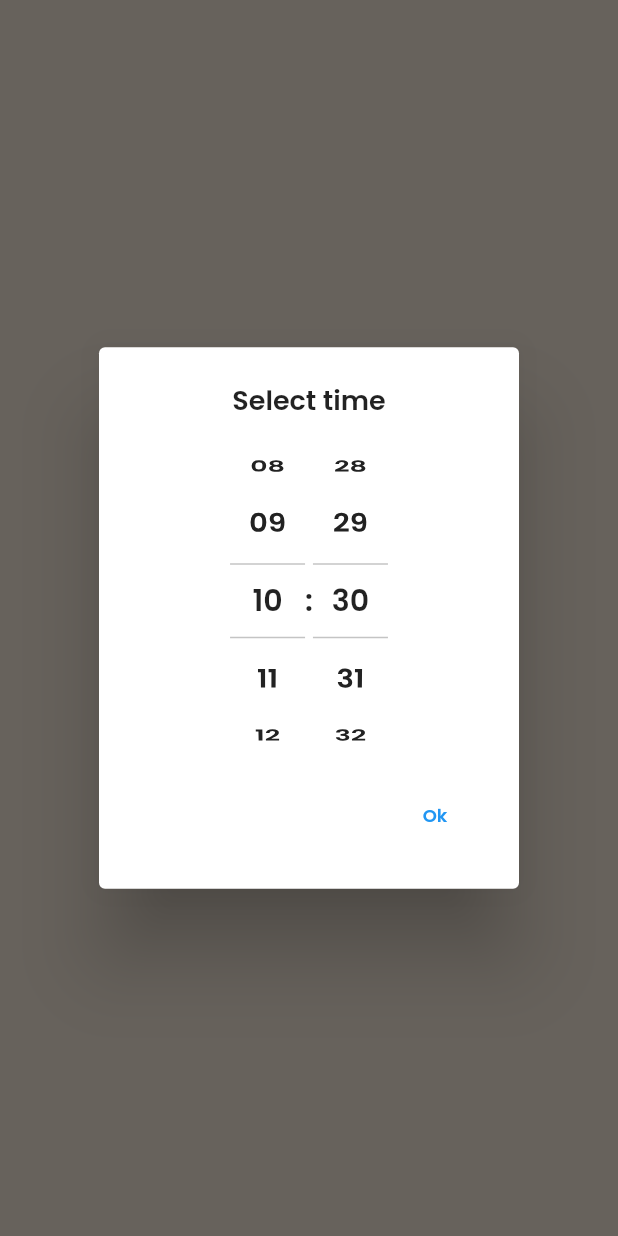
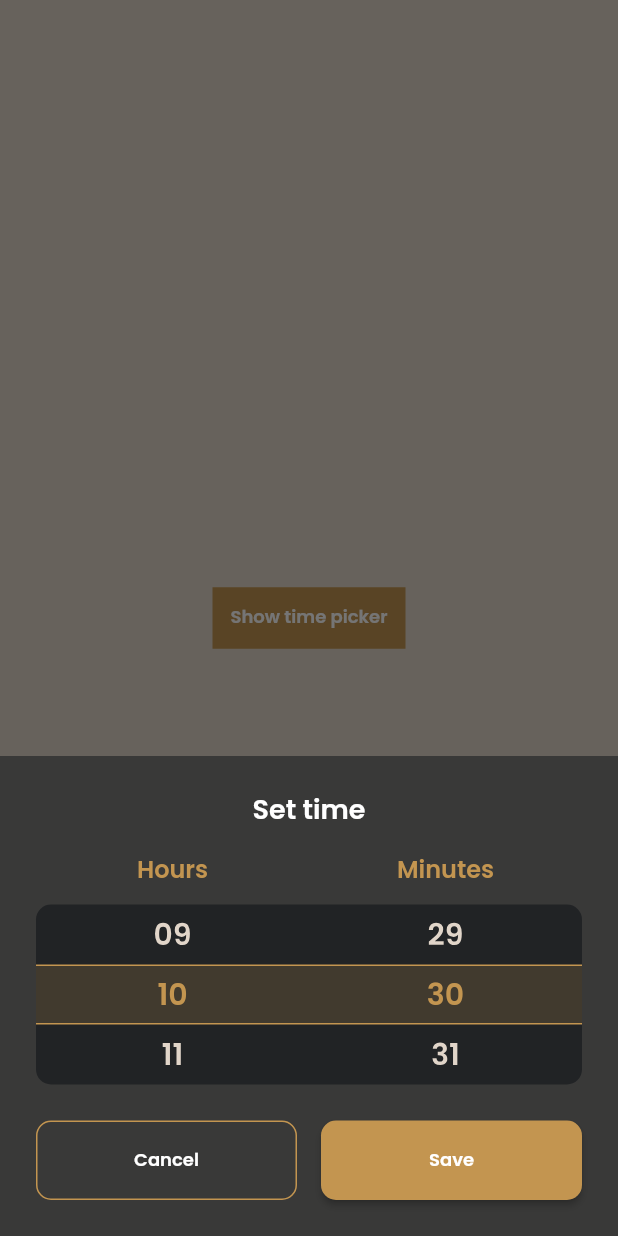
Before and after one commit to raichibald/ddd_base_project, a Flutter app: the screen it shows after launch, after a tap on "Show time picker", on a phone screen of 412 x 824 dp. Run offline on Flutter 3.47's test engine with Material 2 defaults, Android fonts, the phone set to English and light mode, and no system bars; our stand-ins replace equatable.

Commit message:
CHIL-511 Updated design to match figma

```diff
--- a/lib/home/widget/home_page.dart
+++ b/lib/home/widget/home_page.dart
@@ -43,22 +43,18 @@ class HomePage extends StatelessWidget {
 
   Future<void> _openTimePicker(BuildContext context) async {
     final theme = AppTheme.of(context);
+    final color = theme.color;
     final typography = theme.typography;
 
-    await showDialog(
+    await showModalBottomSheet(
       context: context,
-      builder: (BuildContext context) => AlertDialog(
-        title: Text(
-          "Select time",
-          textAlign: TextAlign.center,
-          style: typography.headline1,
-        ),
-        content: TimePicker(
-          onTimeSelected: (int hour, int minute) {
-            print("Hour: $hour");
-            print("Minute: $minute");
-          },
-        ),
+      backgroundColor: color.darkGrey.withOpacity(0.65),
+      useSafeArea: true,
+      builder: (BuildContext context) => TimePicker(
+        onTimeSelected: (int hour, int minute) {
+          print("Hour: $hour");
+          print("Minute: $minute");
+        },
       ),
     );
   }
--- a/lib/home/widget/time_picker.dart
+++ b/lib/home/widget/time_picker.dart
@@ -31,42 +31,119 @@ class _TimePickerState extends State<TimePicker> {
   @override
   Widget build(BuildContext context) {
     final theme = AppTheme.of(context);
+    final color = theme.color;
     final typography = theme.typography;
-    return Column(
+
+    return Container(
+      padding: const EdgeInsets.all(24),
+      child: Column(
         mainAxisSize: MainAxisSize.min,
         children: [
+          Text(
+            "Set time",
+            style: typography.headline1.copyWith(color: color.white),
+          ),
+          const SizedBox(height: 16),
           Row(
-          mainAxisAlignment: MainAxisAlignment.center,
+            mainAxisAlignment: MainAxisAlignment.spaceAround,
             children: [
-            _TimeSelector(
+              Expanded(
+                child: Text(
+                  "Hours",
+                  style: typography.headline2.copyWith(color: color.gold),
+                  textAlign: TextAlign.center,
+                ),
+              ),
+              Expanded(
+                child: Text(
+                  "Minutes",
+                  style: typography.headline2.copyWith(color: color.gold),
+                  textAlign: TextAlign.center,
+                ),
+              ),
+            ],
+          ),
+          const SizedBox(height: 12),
+          Container(
+            height: 120,
+            decoration: BoxDecoration(
+              color: color.darkGrey,
+              borderRadius: BorderRadius.circular(10),
+            ),
+            child: Row(
+              mainAxisAlignment: MainAxisAlignment.spaceEvenly,
+              children: [
+                Expanded(
+                  child: _TimeSelector(
                     onChanged: _setSelectedHour,
                     maxValue: 23,
                     initialValue: currentHour,
                   ),
-            Text(
-              ":",
-              style: typography.numbers,
                 ),
-            _TimeSelector(
+                Expanded(
+                  child: _TimeSelector(
                     onChanged: _setSelectedMinute,
                     maxValue: 59,
                     initialValue: currentMinute,
                   ),
+                ),
               ],
             ),
-        const SizedBox(height: 20),
-        Align(
-          alignment: Alignment.centerRight,
-          child: TextButton(
-            onPressed: () {
-              widget.onTimeSelected(selectedHour, selectedMinute);
-              Navigator.of(context).pop();
-            },
-            child: Text("Ok", style: typography.button),
+          ),
+          const SizedBox(height: 24),
+          Row(
+            children: [
+              Expanded(
+                child: OutlinedButton(
+                  onPressed: () => Navigator.of(context).pop(),
+                  style: OutlinedButton.styleFrom(
+                    side: BorderSide(color: color.gold),
+                    //Add border radius
+                    shape: RoundedRectangleBorder(
+                      borderRadius: BorderRadius.circular(10),
+                    ),
+                    padding: const EdgeInsets.symmetric(vertical: 18),
+                  ),
+                  child: Text(
+                    "Cancel",
+                    style: typography.button.copyWith(
+                      color: color.white,
+                    ),
+                  ),
+                ),
+              ),
+              const SizedBox(width: 16),
+              Expanded(
+                child: ElevatedButton(
+                  onPressed: selectedHour != 0 || selectedMinute != 0
+                      ? _savePressed
+                      : null,
+                  style: ElevatedButton.styleFrom(
+                    backgroundColor: color.gold,
+                    disabledBackgroundColor: color.goldDisabled,
+                    shape: RoundedRectangleBorder(
+                      borderRadius: BorderRadius.circular(10),
+                    ),
+                    padding: const EdgeInsets.symmetric(vertical: 18),
+                  ),
+                  child: Text(
+                    "Save",
+                    style: typography.button.copyWith(
+                      color: color.white,
+                    ),
+                  ),
                 ),
               ),
             ],
+          )
+        ],
+      ),
     );
+  }
+
+  void _savePressed() {
+    widget.onTimeSelected(selectedHour, selectedMinute);
+    Navigator.of(context).pop();
   }
 
   void _setSelectedHour(int hour) {
@@ -78,7 +155,7 @@ class _TimePickerState extends State<TimePicker> {
   }
 }
 
-class _TimeSelector extends StatelessWidget {
+class _TimeSelector extends StatefulWidget {
   final void Function(int) onChanged;
   final int minValue;
   final int maxValue;
@@ -92,38 +169,51 @@ class _TimeSelector extends StatelessWidget {
   });
 
   @override
+  State<_TimeSelector> createState() => _TimeSelectorState();
+}
+
+class _TimeSelectorState extends State<_TimeSelector> {
+  int selectedValue = 0;
+
+  @override
+  void initState() {
+    super.initState();
+    selectedValue = widget.initialValue;
+  }
+
+  @override
   Widget build(BuildContext context) {
     final theme = AppTheme.of(context);
     final typography = theme.typography;
     final color = theme.color;
     return Stack(
       children: [
-        SizedBox(
-          height: 200,
-          width: 50,
-          child: ListWheelScrollView.useDelegate(
+        ListWheelScrollView.useDelegate(
           physics: const FixedExtentScrollPhysics(),
-            itemExtent: 50,
-            diameterRatio: 1.5,
+          itemExtent: 40,
+          diameterRatio: 100,
           onSelectedItemChanged: (value) {
-              final selectedValue = (value + initialValue) % (maxValue + 1);
-              onChanged(selectedValue);
+            final currValue =
+                (value + widget.initialValue) % (widget.maxValue + 1);
+            setState(() => selectedValue = currValue);
+            widget.onChanged(currValue);
           },
           childDelegate: ListWheelChildLoopingListDelegate(
             children: List.generate(
-                maxValue - minValue + 1,
+              widget.maxValue - widget.minValue + 1,
               (index) {
-                  final value =
-                      (index + minValue + initialValue) % (maxValue + 1);
+                final value = (index + widget.minValue + widget.initialValue) %
+                    (widget.maxValue + 1);
                 return Center(
                   child: Text(
                     '$value'.padLeft(2, '0'),
-                      style: typography.numbers,
+                    style: typography.numbers.copyWith(
+                      color: value == selectedValue ? color.gold : color.beige,
+                    ),
                   ),
                 );
               },
               growable: false,
-              ),
             ),
           ),
         ),
@@ -132,18 +222,19 @@ class _TimeSelector extends StatelessWidget {
             child: Center(
               child: Container(
                 decoration: BoxDecoration(
+                  color: color.goldDimmed,
                   border: Border(
                     top: BorderSide(
-                      color: color.grey,
+                      color: color.gold,
                       width: 1,
                     ),
                     bottom: BorderSide(
-                      color: color.grey,
+                      color: color.gold,
                       width: 1,
                     ),
                   ),
                 ),
-                height: 50,
+                height: 40,
               ),
             ),
           ),
```
Lines whose indentation alone changed are shown as unchanged.
